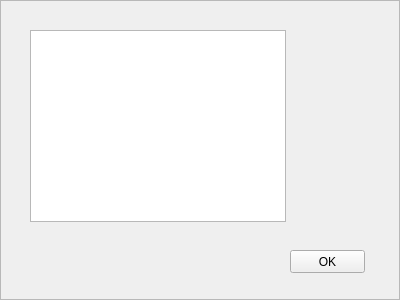
Qt form Pilocik/pluginswindow.ui (dotevo/Pilocik) before a commit.
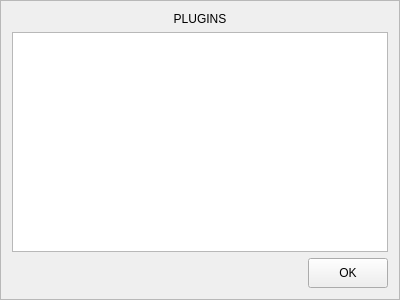
The same form after that commit. Custom widgets are drawn as their Qt base class.

The edit to the form file:
```diff
--- a/Pilocik/pluginswindow.ui
+++ b/Pilocik/pluginswindow.ui
@@ -19,29 +19,51 @@
   <property name="frameShadow">
    <enum>QFrame::Raised</enum>
   </property>
-  <widget class="QPushButton" name="okButton">
-   <property name="geometry">
-    <rect>
-     <x>290</x>
-     <y>250</y>
-     <width>75</width>
-     <height>23</height>
-    </rect>
-   </property>
-   <property name="text">
-    <string>OK</string>
-   </property>
-  </widget>
-  <widget class="PluginListWidget" name="listWidget">
-   <property name="geometry">
-    <rect>
-     <x>30</x>
-     <y>30</y>
-     <width>256</width>
-     <height>192</height>
-    </rect>
-   </property>
-  </widget>
+  <layout class="QVBoxLayout" name="verticalLayout">
+   <item>
+    <widget class="QLabel" name="label">
+     <property name="text">
+      <string>PLUGINS</string>
+     </property>
+     <property name="alignment">
+      <set>Qt::AlignCenter</set>
+     </property>
+    </widget>
+   </item>
+   <item>
+    <widget class="PluginListWidget" name="listWidget"/>
+   </item>
+   <item>
+    <layout class="QHBoxLayout" name="horizontalLayout">
+     <item>
+      <spacer name="horizontalSpacer">
+       <property name="orientation">
+        <enum>Qt::Horizontal</enum>
+       </property>
+       <property name="sizeHint" stdset="0">
+        <size>
+         <width>40</width>
+         <height>20</height>
+        </size>
+       </property>
+      </spacer>
+     </item>
+     <item>
+      <widget class="QPushButton" name="okButton">
+       <property name="minimumSize">
+        <size>
+         <width>0</width>
+         <height>30</height>
+        </size>
+       </property>
+       <property name="text">
+        <string>OK</string>
+       </property>
+      </widget>
+     </item>
+    </layout>
+   </item>
+  </layout>
  </widget>
  <customwidgets>
   <customwidget>
```
